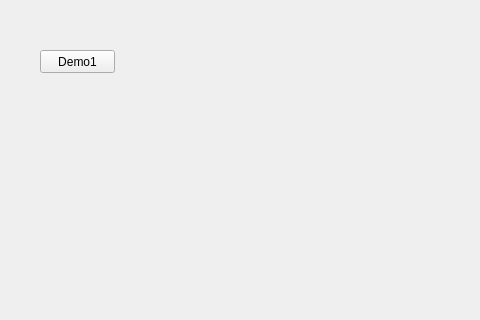
The window that XlsxDemo/widget.ui (mahuifa/QMDemo) describes before a commit, drawn with Qt 5; both pictures show x 0 to 480 and y 0 to 320 of the 575 by 452 pixel window.
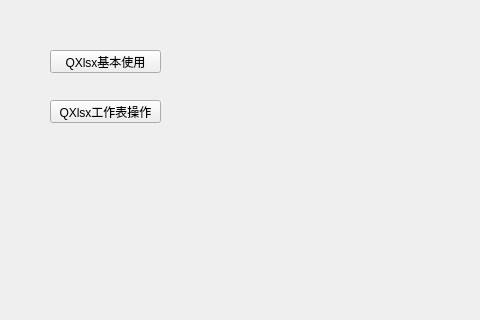
The same window after the commit.

Commit message: 新功能：增加QXlsx通过Document对象操作工作表Demo

The edit to the form file:
```diff
--- a/XlsxDemo/widget.ui
+++ b/XlsxDemo/widget.ui
@@ -16,14 +16,27 @@
   <widget class="QPushButton" name="but_demo1">
    <property name="geometry">
     <rect>
-     <x>40</x>
+     <x>50</x>
      <y>50</y>
-     <width>75</width>
+     <width>111</width>
      <height>23</height>
     </rect>
    </property>
    <property name="text">
-    <string>Demo1</string>
+    <string>QXlsx基本使用</string>
+   </property>
+  </widget>
+  <widget class="QPushButton" name="but_demo2">
+   <property name="geometry">
+    <rect>
+     <x>50</x>
+     <y>100</y>
+     <width>111</width>
+     <height>23</height>
+    </rect>
+   </property>
+   <property name="text">
+    <string>QXlsx工作表操作</string>
    </property>
   </widget>
  </widget>
```
The commit also changes 8 other files.
